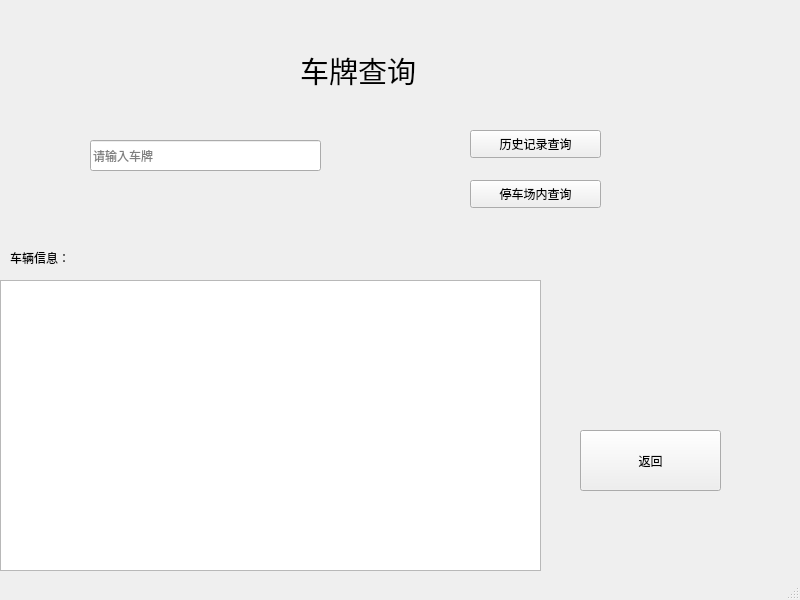
Before: the Qt Designer form ParkSys/idsearch.ui in Holden4Caulfield/QtStudy, drawn with Qt 5.
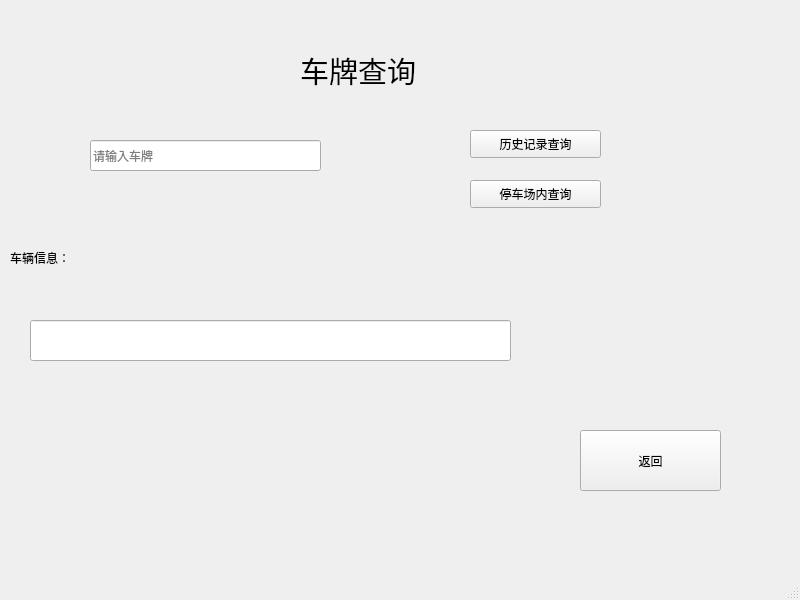
After: the same form once the commit is applied.

Diff of the .ui file:
```diff
--- a/ParkSys/idsearch.ui
+++ b/ParkSys/idsearch.ui
@@ -79,16 +79,6 @@
      <string>停车场内查询</string>
     </property>
    </widget>
-   <widget class="QTextEdit" name="textEdit">
-    <property name="geometry">
-     <rect>
-      <x>0</x>
-      <y>280</y>
-      <width>541</width>
-      <height>291</height>
-     </rect>
-    </property>
-   </widget>
    <widget class="QLabel" name="label_2">
     <property name="geometry">
      <rect>
@@ -102,6 +92,16 @@
      <string>车辆信息：</string>
     </property>
    </widget>
+   <widget class="QLineEdit" name="lineEdit_2">
+    <property name="geometry">
+     <rect>
+      <x>30</x>
+      <y>320</y>
+      <width>481</width>
+      <height>41</height>
+     </rect>
+    </property>
+   </widget>
   </widget>
   <widget class="QMenuBar" name="menubar">
    <property name="geometry">
```
